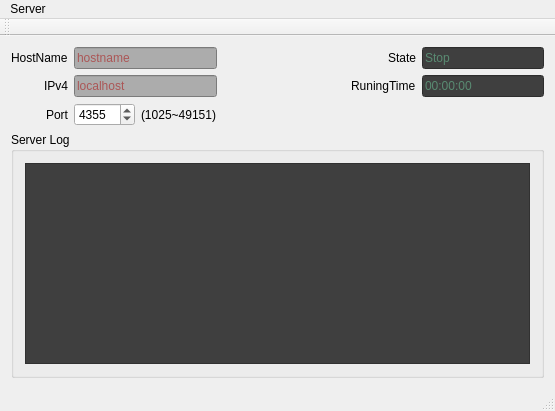
Old version of the form mainwindow.ui in the repository ChepenSmilelife/fse-server.
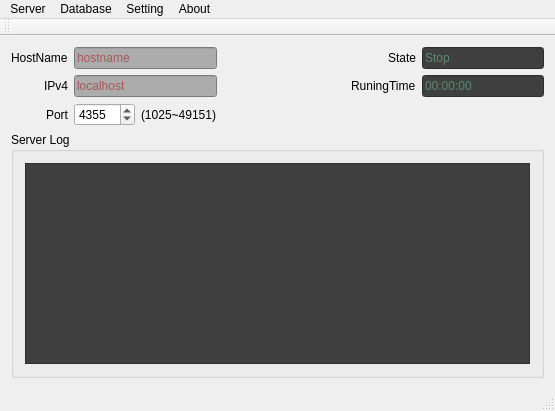
New version of the form.

Commit message: add database configure dialog

```diff
--- a/mainwindow.ui
+++ b/mainwindow.ui
@@ -245,7 +245,33 @@
     <addaction name="separator"/>
     <addaction name="actionQuit"/>
    </widget>
+   <widget class="QMenu" name="menuDatabase">
+    <property name="title">
+     <string>Database</string>
+    </property>
+    <addaction name="actionSQL"/>
+    <addaction name="separator"/>
+    <addaction name="actionConfigure"/>
+   </widget>
+   <widget class="QMenu" name="menuSetting">
+    <property name="title">
+     <string>Setting</string>
+    </property>
+    <addaction name="actionPreferences"/>
+   </widget>
+   <widget class="QMenu" name="menuAbout">
+    <property name="title">
+     <string>About</string>
+    </property>
+    <addaction name="actionAboutQt"/>
+    <addaction name="actionAbout"/>
+    <addaction name="separator"/>
+    <addaction name="actionHelp"/>
+   </widget>
    <addaction name="menuServer"/>
+   <addaction name="menuDatabase"/>
+   <addaction name="menuSetting"/>
+   <addaction name="menuAbout"/>
   </widget>
   <widget class="QToolBar" name="mainToolBar">
    <attribute name="toolBarArea">
```
Left out of the diff: 52 changed lines with no effect on the pictures. The commit also changes 7 other files.
